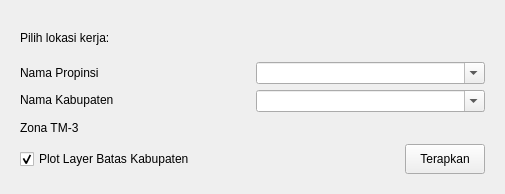
This is ui/pengaturan_lokasi.ui in nyanyaon/GeoKKP-GIS as Qt 5 draws it before an edit. The edited form follows.
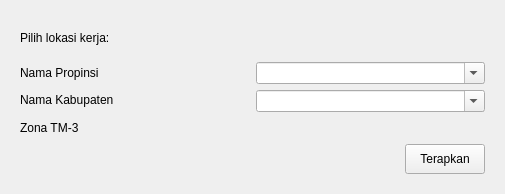
This is the edited form. Custom widgets are drawn as their Qt base class.

Patch:
```diff
--- a/ui/pengaturan_lokasi.ui
+++ b/ui/pengaturan_lokasi.ui
@@ -177,17 +177,17 @@
           <item row="1" column="0">
            <layout class="QHBoxLayout" name="horizontalLayout_5">
             <item>
-             <widget class="QCheckBox" name="checkbox_btsadmin">
-              <property name="toolTip">
-               <string>Tambahkan batas admin sebagai layer</string>
+             <spacer name="horizontalSpacer_5">
+              <property name="orientation">
+               <enum>Qt::Horizontal</enum>
               </property>
-              <property name="text">
-               <string>Plot Layer Batas Kabupaten</string>
+              <property name="sizeHint" stdset="0">
+               <size>
+                <width>40</width>
+                <height>20</height>
+               </size>
               </property>
-              <property name="checked">
-               <bool>true</bool>
-              </property>
-             </widget>
+             </spacer>
             </item>
             <item>
              <widget class="QToolButton" name="terapkan_btsadmin">
```
